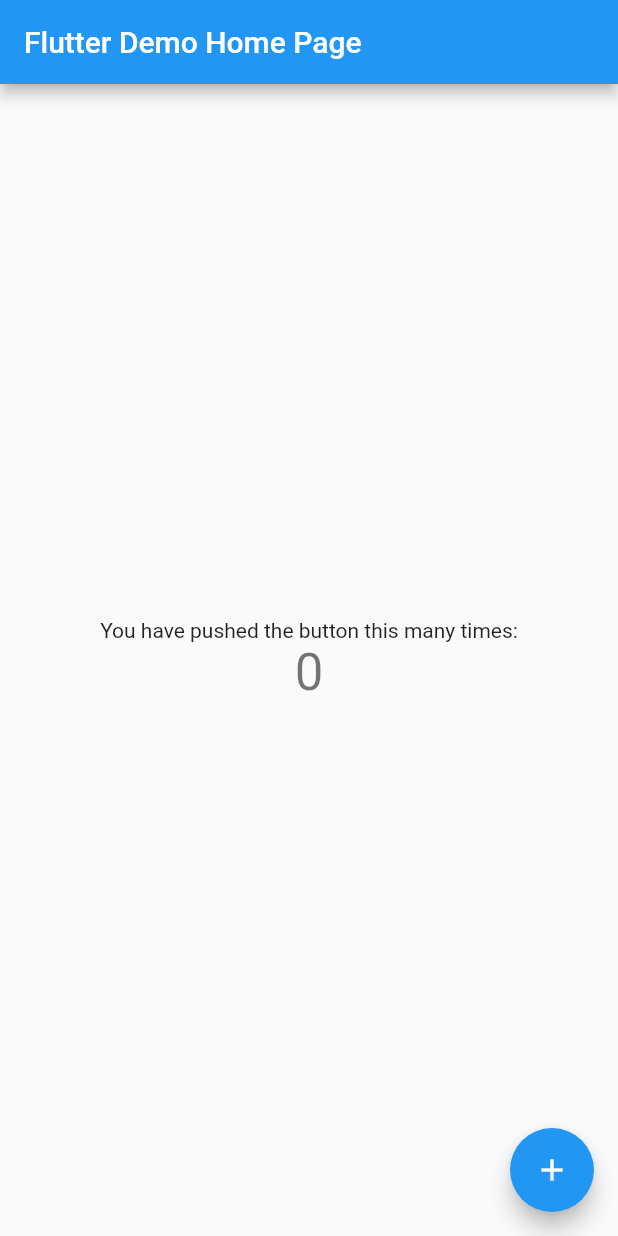
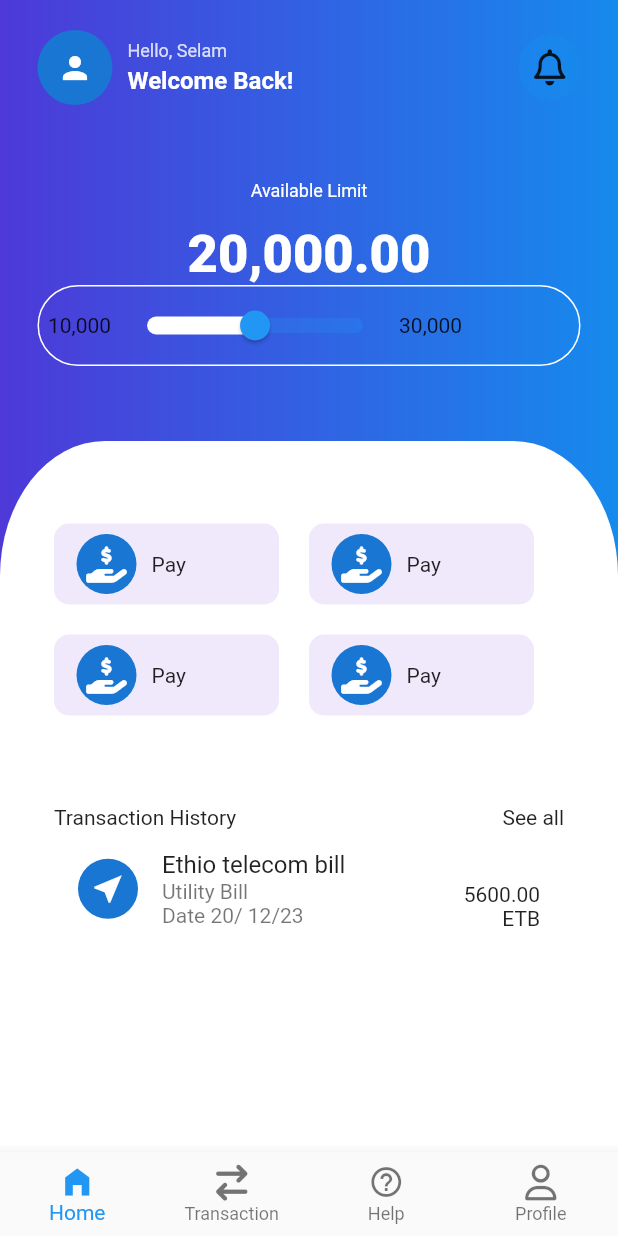
Before and after one commit to amanyih/flutter-home-page, a Flutter app: the screen it shows after launch, on a phone screen of 412 x 824 dp. Run offline on Flutter 3.47's test engine with Material 2 defaults, Android fonts, the phone set to English and light mode, and no system bars; our stand-ins replace font_awesome_flutter.

Commit message:
intial look

```diff
--- a/lib/main.dart
+++ b/lib/main.dart
@@ -1,115 +1,79 @@
+// ignore_for_file: prefer_const_constructors, prefer_const_literals_to_create_immutables
+
 import 'package:flutter/material.dart';
+import 'package:font_awesome_flutter/font_awesome_flutter.dart';
+import 'package:home_page/screens/help_screen.dart';
+import 'package:home_page/screens/home_screen.dart';
+import 'package:home_page/screens/profile_screen.dart';
+import 'package:home_page/screens/transaction_screen.dart';
 
-void main() {
-  runApp(const MyApp());
+void main(List<String> args) {
+  runApp(MyApp());
 }
 
-class MyApp extends StatelessWidget {
+class MyApp extends StatefulWidget {
   const MyApp({super.key});
 
-  // This widget is the root of your application.
   @override
-  Widget build(BuildContext context) {
-    return MaterialApp(
-      title: 'Flutter Demo',
-      theme: ThemeData(
-        // This is the theme of your application.
-        //
-        // Try running your application with "flutter run". You'll see the
-        // application has a blue toolbar. Then, without quitting the app, try
-        // changing the primarySwatch below to Colors.green and then invoke
-        // "hot reload" (press "r" in the console where you ran "flutter run",
-        // or simply save your changes to "hot reload" in a Flutter IDE).
-        // Notice that the counter didn't reset back to zero; the application
-        // is not restarted.
-        primarySwatch: Colors.blue,
-      ),
-      home: const MyHomePage(title: 'Flutter Demo Home Page'),
-    );
-  }
+  State<MyApp> createState() => _MyAppState();
 }
 
-class MyHomePage extends StatefulWidget {
-  const MyHomePage({super.key, required this.title});
+class _MyAppState extends State<MyApp> {
+  final _screens = [
+    HomeScreen(),
+    TransactionScreen(),
+    HelpScreen(),
+    ProfileScreen()
+  ];
+  var _curIndex = 0;
 
-  // This widget is the home page of your application. It is stateful, meaning
-  // that it has a State object (defined below) that contains fields that affect
-  // how it looks.
-
-  // This class is the configuration for the state. It holds the values (in this
-  // case the title) provided by the parent (in this case the App widget) and
-  // used by the build method of the State. Fields in a Widget subclass are
-  // always marked "final".
-
-  final String title;
-
-  @override
-  State<MyHomePage> createState() => _MyHomePageState();
-}
-
-class _MyHomePageState extends State<MyHomePage> {
-  int _counter = 0;
-
-  void _incrementCounter() {
+  _changePage(index) {
     setState(() {
-      // This call to setState tells the Flutter framework that something has
-      // changed in this State, which causes it to rerun the build method below
-      // so that the display can reflect the updated values. If we changed
-      // _counter without calling setState(), then the build method would not be
-      // called again, and so nothing would appear to happen.
-      _counter++;
+      _curIndex = index;
     });
   }
 
   @override
   Widget build(BuildContext context) {
-    // This method is rerun every time setState is called, for instance as done
-    // by the _incrementCounter method above.
-    //
-    // The Flutter framework has been optimized to make rerunning build methods
-    // fast, so that you can just rebuild anything that needs updating rather
-    // than having to individually change instances of widgets.
-    return Scaffold(
-      appBar: AppBar(
-        // Here we take the value from the MyHomePage object that was created by
-        // the App.build method, and use it to set our appbar title.
-        title: Text(widget.title),
-      ),
-      body: Center(
-        // Center is a layout widget. It takes a single child and positions it
-        // in the middle of the parent.
-        child: Column(
-          // Column is also a layout widget. It takes a list of children and
-          // arranges them vertically. By default, it sizes itself to fit its
-          // children horizontally, and tries to be as tall as its parent.
-          //
-          // Invoke "debug painting" (press "p" in the console, choose the
-          // "Toggle Debug Paint" action from the Flutter Inspector in Android
-          // Studio, or the "Toggle Debug Paint" command in Visual Studio Code)
-          // to see the wireframe for each widget.
-          //
-          // Column has various properties to control how it sizes itself and
-          // how it positions its children. Here we use mainAxisAlignment to
-          // center the children vertically; the main axis here is the vertical
-          // axis because Columns are vertical (the cross axis would be
-          // horizontal).
-          mainAxisAlignment: MainAxisAlignment.center,
-          children: <Widget>[
-            const Text(
-              'You have pushed the button this many times:',
+    return MaterialApp(
+        debugShowCheckedModeBanner: false,
+        home: Container(
+          decoration: BoxDecoration(
+              gradient: LinearGradient(
+                  begin: Alignment.centerLeft,
+                  end: Alignment.centerRight,
+                  colors: [
+                Color.fromRGBO(77, 57, 216, 1),
+                Color.fromRGBO(22, 138, 237, 1)
+              ])),
+          child: SafeArea(
+            child: Scaffold(
+              backgroundColor: Colors.transparent,
+              body: _screens[_curIndex],
+              bottomNavigationBar: BottomNavigationBar(
+                currentIndex: _curIndex,
+                type: BottomNavigationBarType.fixed,
+                onTap: _changePage,
+                items: [
+                  BottomNavigationBarItem(
+                      icon: Icon(
+                        Icons.home_filled,
+                      ),
+                      label: "Home"),
+                  BottomNavigationBarItem(
+                      icon: FaIcon(FontAwesomeIcons.arrowRightArrowLeft),
+                      label: "Transaction"),
+                  BottomNavigationBarItem(
+                      icon: Icon(
+                        Icons.help_outline_outlined,
+                      ),
+                      label: "Help"),
+                  BottomNavigationBarItem(
+                      icon: FaIcon(FontAwesomeIcons.user), label: "Profile"),
+                ],
+              ),
             ),
-            Text(
-              '$_counter',
-              style: Theme.of(context).textTheme.headlineMedium,
-            ),
-          ],
-        ),
-      ),
-      floatingActionButton: FloatingActionButton(
-        onPressed: _incrementCounter,
-        tooltip: 'Increment',
-        child: const Icon(Icons.add),
-      ), // This trailing comma makes auto-formatting nicer for build methods.
-    );
+          ),
+        ));
   }
 }
--- /dev/null
+++ b/lib/screens/help_screen.dart
@@ -0,0 +1,14 @@
+import 'package:flutter/material.dart';
+import 'package:flutter/src/widgets/framework.dart';
+import 'package:flutter/src/widgets/placeholder.dart';
+
+class HelpScreen extends StatelessWidget {
+  const HelpScreen({super.key});
+
+  @override
+  Widget build(BuildContext context) {
+    return Center(
+      child: Text("Help Screen"),
+    );
+  }
+}
--- /dev/null
+++ b/lib/screens/home_screen.dart
@@ -0,0 +1,188 @@
+// ignore_for_file: prefer_const_literals_to_create_immutables, prefer_const_constructors
+
+import 'package:flutter/material.dart';
+import 'package:font_awesome_flutter/font_awesome_flutter.dart';
+import 'package:home_page/widgets/feature.dart';
+
+class HomeScreen extends StatelessWidget {
+  const HomeScreen({super.key});
+
+  @override
+  Widget build(BuildContext context) {
+    return Container(
+      margin: EdgeInsets.only(top: 20),
+      padding: EdgeInsets.symmetric(horizontal: 0),
+      child: Column(children: [
+        Padding(
+          padding: const EdgeInsets.symmetric(horizontal: 25),
+          child: Column(
+            children: [
+              Row(
+                mainAxisAlignment: MainAxisAlignment.spaceBetween,
+                children: [
+                  Row(
+                    children: [
+                      CircleAvatar(
+                        radius: 25,
+                        child: Icon(Icons.person),
+                      ),
+                      SizedBox(
+                        width: 10,
+                      ),
+                      Column(
+                        crossAxisAlignment: CrossAxisAlignment.start,
+                        children: [
+                          Text(
+                            "Hello, Selam",
+                            style: TextStyle(
+                                fontSize: 12,
+                                color: Color.fromARGB(206, 255, 255, 255)),
+                          ),
+                          SizedBox(
+                            height: 3,
+                          ),
+                          Text(
+                            "Welcome Back!",
+                            style: TextStyle(
+                                fontSize: 16,
+                                fontWeight: FontWeight.w700,
+                                color: Colors.white),
+                          )
+                        ],
+                      ),
+                    ],
+                  ),
+                  Container(
+                      padding: EdgeInsets.all(10),
+                      decoration: BoxDecoration(
+                          color: Color.fromRGBO(22, 138, 237, 0.5),
+                          borderRadius: BorderRadius.circular(50)),
+                      child: FaIcon(FontAwesomeIcons.bell))
+                ],
+              ),
+              SizedBox(
+                height: 50,
+              ),
+              Column(
+                children: [
+                  Text(
+                    "Available Limit",
+                    style: TextStyle(fontSize: 12, color: Colors.white),
+                  ),
+                  SizedBox(
+                    height: 15,
+                  ),
+                  Text(
+                    "20,000.00",
+                    style: TextStyle(
+                        fontSize: 35,
+                        fontWeight: FontWeight.w900,
+                        color: Colors.white),
+                  ),
+                  Container(
+                    decoration: BoxDecoration(
+                        border: Border.all(
+                          color: Colors.white,
+                        ),
+                        borderRadius: BorderRadius.circular(50)),
+                    padding: EdgeInsets.symmetric(vertical: 2, horizontal: 6),
+                    child: Row(
+                      children: [
+                        Text("10,000"),
+                        SliderTheme(
+                            data: SliderTheme.of(context).copyWith(
+                                trackHeight: 10,
+                                activeTrackColor: Colors.white),
+                            child: Slider(
+                              onChanged: (value) => {},
+                              value: 0.5,
+                            )),
+                        Text("30,000"),
+                      ],
+                    ),
+                  )
+                ],
+              ),
+            ],
+          ),
+        ),
+        SizedBox(
+          height: 50,
+        ),
+        Expanded(
+          child: ClipRRect(
+            borderRadius: BorderRadius.only(
+              topLeft: Radius.elliptical(70, 90),
+              topRight: Radius.elliptical(70, 90),
+            ),
+            child: Container(
+                padding: EdgeInsets.symmetric(vertical: 55, horizontal: 36),
+                color: Colors.white,
+                child: Column(
+                  children: [
+                    Column(
+                      children: [
+                        Row(
+                          // mainAxisAlignment: MainAxisAlignment.start,
+                          children: [
+                            Feature(FaIcon(FontAwesomeIcons.handHoldingDollar),
+                                "Pay"),
+                            SizedBox(
+                              width: 20,
+                            ),
+                            Feature(FaIcon(FontAwesomeIcons.handHoldingDollar),
+                                "Pay"),
+                          ],
+                        ),
+                        SizedBox(
+                          height: 20,
+                        ),
+                        Row(
+                          // mainAxisAlignment: MainAxisAlignment.start,
+                          children: [
+                            Feature(FaIcon(FontAwesomeIcons.handHoldingDollar),
+                                "Pay"),
+                            SizedBox(
+                              width: 20,
+                            ),
+                            Feature(FaIcon(FontAwesomeIcons.handHoldingDollar),
+                                "Pay"),
+                          ],
+                        ),
+                      ],
+                    ),
+                    SizedBox(
+                      height: 60,
+                    ),
+                    Row(
+                      mainAxisAlignment: MainAxisAlignment.spaceBetween,
+                      children: [Text("Transaction History"), Text("See all")],
+                    ),
+                    SizedBox(
+                      height: 10,
+                    ),
+                    ListTile(
+                      leading: CircleAvatar(
+                        child: Icon(Icons.near_me),
+                      ),
+                      title: Text("Ethio telecom bill"),
+                      subtitle: Column(
+                        crossAxisAlignment: CrossAxisAlignment.start,
+                        children: [
+                          Text("Utility Bill"),
+                          Text("Date 20/ 12/23")
+                        ],
+                      ),
+                      trailing: Column(
+                          mainAxisAlignment: MainAxisAlignment.end,
+                          crossAxisAlignment: CrossAxisAlignment.end,
+                          children: [Text("5600.00"), Text("ETB")]),
+                    )
+                  ],
+                )),
+          ),
+        ),
+      ]),
+    );
+  }
+}
--- /dev/null
+++ b/lib/screens/profile_screen.dart
@@ -0,0 +1,14 @@
+import 'package:flutter/material.dart';
+import 'package:flutter/src/widgets/framework.dart';
+import 'package:flutter/src/widgets/placeholder.dart';
+
+class ProfileScreen extends StatelessWidget {
+  const ProfileScreen({super.key});
+
+  @override
+  Widget build(BuildContext context) {
+    return Center(
+      child: Text("Profile Screen"),
+    );
+  }
+}
--- /dev/null
+++ b/lib/screens/transaction_screen.dart
@@ -0,0 +1,14 @@
+import 'package:flutter/material.dart';
+import 'package:flutter/src/widgets/framework.dart';
+import 'package:flutter/src/widgets/placeholder.dart';
+
+class TransactionScreen extends StatelessWidget {
+  const TransactionScreen({super.key});
+
+  @override
+  Widget build(BuildContext context) {
+    return Center(
+      child: Text("Transaction Screen"),
+    );
+  }
+}
--- /dev/null
+++ b/lib/widgets/feature.dart
@@ -0,0 +1,29 @@
+import 'package:flutter/material.dart';
+import 'package:flutter/src/widgets/framework.dart';
+import 'package:flutter/src/widgets/placeholder.dart';
+
+class Feature extends StatelessWidget {
+  final _icon;
+  final _title;
+
+  Feature(this._icon, this._title);
+  @override
+  Widget build(BuildContext context) {
+    return Container(
+      padding: EdgeInsets.symmetric(horizontal: 15, vertical: 7),
+      decoration: BoxDecoration(
+          color: Color.fromRGBO(240, 233, 251, 1),
+          borderRadius: BorderRadius.circular(10)),
+      width: 150,
+      child: Row(children: [
+        CircleAvatar(
+          child: _icon,
+        ),
+        SizedBox(
+          width: 10,
+        ),
+        Text(_title)
+      ]),
+    );
+  }
+}
--- /dev/null
+++ b/lib/widgets/transaction.dart
@@ -0,0 +1,11 @@
+import 'package:flutter/src/widgets/framework.dart';
+import 'package:flutter/src/widgets/placeholder.dart';
+
+class Transaction extends StatelessWidget {
+  const Transaction({super.key});
+
+  @override
+  Widget build(BuildContext context) {
+    return Placeholder();
+  }
+}
```
Also changed, not shown: pubspec.yaml (+3 -4 lines), pubspec.lock.
